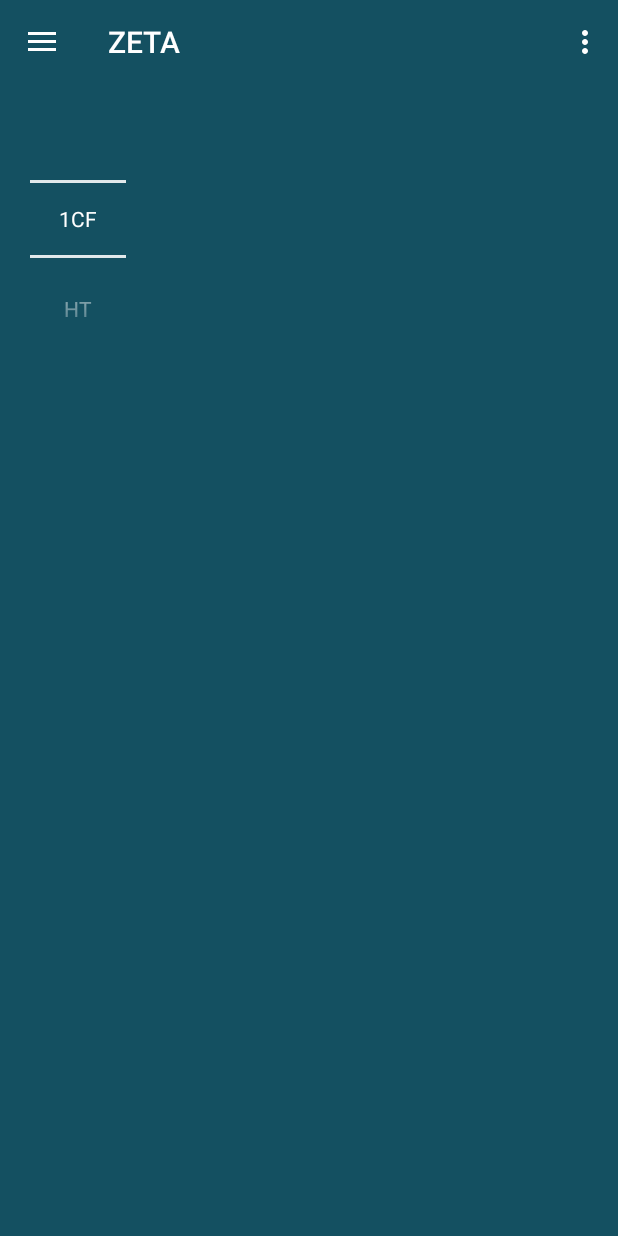
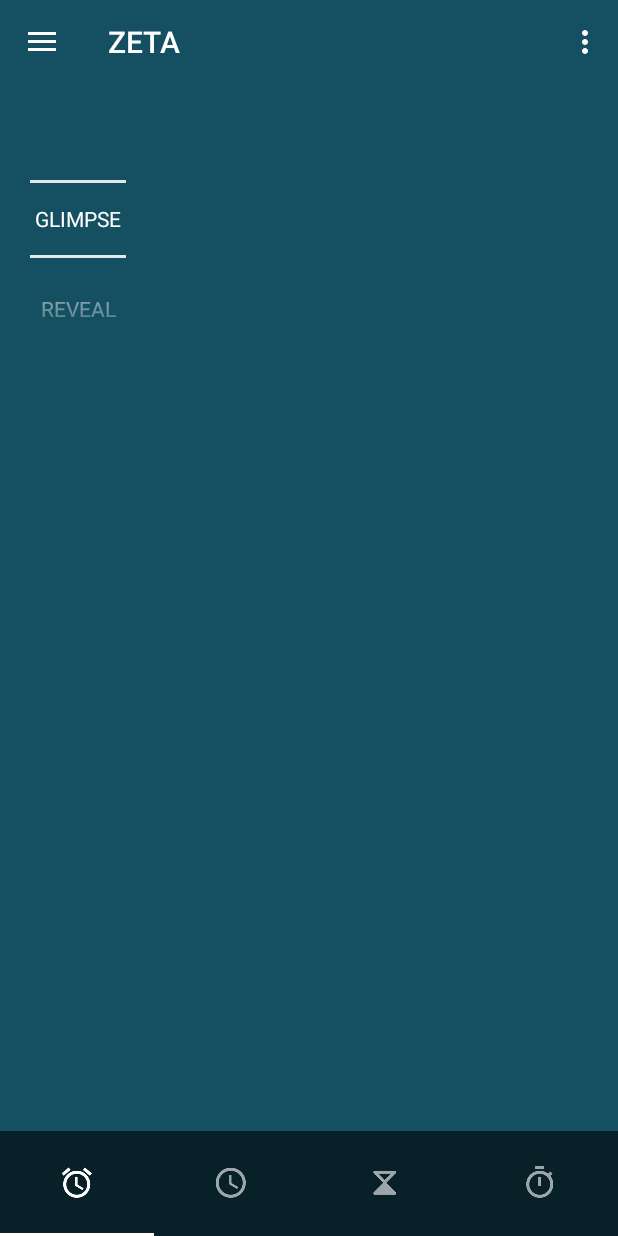
Before and after one commit to wojciechplesiak/codeparts, an Android app: the first screen one second after launch (DrawerActivity), on a phone screen of 412 x 824 dp. Before the commit the screen is almost empty. Run offline under Robolectric (Android 15) with nearby library versions, the phone set to English and light mode, and no system bars.

Commit message:
RC version. Zeta fragment for demonstration. Refactor PathView.

```diff
--- a/PlainViews/src/main/java/com/example/plainviews/DrawerActivity.java
+++ b/PlainViews/src/main/java/com/example/plainviews/DrawerActivity.java
@@ -46,9 +46,10 @@ public class DrawerActivity extends BaseActivity {
 		title = getTitle();
 
 		if (savedInstanceState == null) {
-			selectItem(INITIAL_POSITION);
+			selectItem(INITIAL_POSITION, false);
 			int color = Utils.getFragmentColor(this, INITIAL_POSITION);
 			drawerMenu.setBackgroundColor(color);
+			bottomBar.show();
 		}
 	}
 
@@ -160,6 +161,10 @@ public class DrawerActivity extends BaseActivity {
 
 	// TODO: (w.plesiak 2016-04-03) refactor this method. Create fragments in some organized way
 	private void selectItem(int position) {
+		selectItem(position, true);
+	}
+
+	private void selectItem(int position, boolean hideBottomBar) {
 		Fragment fragment;
 		switch (position) {
 			case 0:
@@ -180,7 +185,9 @@ public class DrawerActivity extends BaseActivity {
 		}
 		int color = Utils.getFragmentColor(this, position);
 		setBackgroundColor(color, true);
-		hideBottomBar();
+		if (hideBottomBar) {
+			hideBottomBar();
+		}
 
 		FragmentManager fragmentManager = getSupportFragmentManager();
 		fragmentManager.beginTransaction()
--- a/PlainViews/src/main/java/com/example/plainviews/dataadapter/ItemsViewHolder.java
+++ b/PlainViews/src/main/java/com/example/plainviews/dataadapter/ItemsViewHolder.java
@@ -56,8 +56,6 @@ public class ItemsViewHolder extends RecyclerView.ViewHolder implements View.OnC
 						.setCancelable(true)
 						.build()
 						.start();
-
-//				hideBottomBar(context);
 			}
 		});
 		cardItem.setOnLongClickListener(new View.OnLongClickListener() {
--- a/PlainViews/src/main/java/com/example/plainviews/ui/fragment/EtaFragment.java
+++ b/PlainViews/src/main/java/com/example/plainviews/ui/fragment/EtaFragment.java
@@ -1,7 +1,7 @@
 package com.example.plainviews.ui.fragment;
 
 import com.example.plainviews.R;
-import com.example.plainviews.widget.DullView;
+import com.example.plainviews.widget.PathView;
 import com.example.plainviews.widget.EmptyViewController;
 
 import android.os.Bundle;
@@ -33,11 +33,11 @@ public class EtaFragment extends BaseFragment {
 				.findViewById(R.id.content_frame), v.findViewById(R.id.one_empty_view));
 		emptyViewController.setEmpty(false);
 
-		final DullView dullView = (DullView) v.findViewById(R.id.path_view);
+		final PathView pathView = (PathView) v.findViewById(R.id.path_view);
 		mainLayout.setOnClickListener(new View.OnClickListener() {
 			@Override
 			public void onClick(View v) {
-				dullView.reveal();
+				pathView.reveal();
 			}
 		});
 
--- a/PlainViews/src/main/java/com/example/plainviews/ui/fragment/ZetaFragment.java
+++ b/PlainViews/src/main/java/com/example/plainviews/ui/fragment/ZetaFragment.java
@@ -1,19 +1,37 @@
 package com.example.plainviews.ui.fragment;
 
+import com.example.plainviews.AnimatorUtils;
 import com.example.plainviews.DrawerActivity;
 import com.example.plainviews.R;
+import com.example.plainviews.Utils;
+import com.example.plainviews.ui.glimpse.Glimpse;
 import com.example.plainviews.widget.EmptyViewController;
+import com.example.plainviews.widget.PathView;
 
+import android.graphics.Path;
+import android.graphics.Point;
 import android.os.Bundle;
+import android.view.Display;
 import android.view.LayoutInflater;
 import android.view.View;
 import android.view.ViewGroup;
 import android.widget.NumberPicker;
 
+import java.util.ArrayList;
+import java.util.List;
+
 /**
  * Sample fragment to be removed or edited with some proper implementation.
  */
 public class ZetaFragment extends BaseFragment {
+
+	private final static int TOP_OFFSET = 200;
+
+	private NumberPicker numberPicker;
+	private PathView pathView;
+	private ViewGroup sampleViewGroup;
+
+	private boolean numberPickerFinishedMoving = true;
 
 	public ZetaFragment() {
 	}
@@ -42,11 +60,87 @@ public class ZetaFragment extends BaseFragment {
 			}
 		});
 
-		NumberPicker numberPicker = (NumberPicker) v.findViewById(R.id.number_picker);
-		numberPicker.setMinValue(1);
-		numberPicker.setMaxValue(3);
-		numberPicker.setDisplayedValues(new String[]{"1CF", "HT", "OTHER"});
+		numberPicker = (NumberPicker) v.findViewById(R.id.number_picker);
+		pathView = (PathView) v.findViewById(R.id.path_view);
+		sampleViewGroup = (ViewGroup) v.findViewById(R.id.sampleViewGroup);
+
+		setMockedDataToNumberPicker();
+		setMockedPathView();
 
 		return v;
 	}
+
+	private void setMockedPathView() {
+		Display display = getActivity().getWindowManager().getDefaultDisplay();
+		Point size = new Point();
+		display.getSize(size);
+		int width = size.x;
+
+		List<Path> paths = new ArrayList<>();
+		Path path = new Path();
+		path.addRect(width / 2 - 250, TOP_OFFSET, width / 2 + 250, TOP_OFFSET + 200, Path
+				.Direction.CW);
+		paths.add(path);
+
+		paths.addAll(pathView.getStringPaths("PUSH", width / 2 - 120, TOP_OFFSET + 130));
+
+		pathView.setPaths(paths);
+
+		pathView.setOnClickListener(new View.OnClickListener() {
+			@Override
+			public void onClick(View v) {
+				switch (numberPicker.getValue()) {
+					case 0:
+						Glimpse.error(getContext(), "Say hello to error Glimpse!").show();
+						break;
+					case 1:
+						AnimatorUtils.createReveal(getContext(), pathView, Utils.getColor
+								(getContext(), R.color.anthracite))
+								.withText("Action", "Performed")
+								.build()
+								.start();
+						break;
+					case 2:
+						AnimatorUtils.createReveal(getContext(), sampleViewGroup, Utils.getColor
+								(getContext(), R.color.color_accent))
+								.fitInContainer(sampleViewGroup)
+								.withText("Inner", "Reveal")
+								.setCancelable(true)
+								.build()
+								.start();
+						break;
+				}
+			}
+		});
+	}
+
+	private void setMockedDataToNumberPicker() {
+		numberPicker.setMinValue(0);
+		numberPicker.setMaxValue(2);
+		numberPicker.setDisplayedValues(new String[]{"GLIMPSE", "REVEAL", "INNER"});
+		numberPicker.setOnScrollListener(new NumberPicker.OnScrollListener() {
+			@Override
+			public void onScrollStateChange(NumberPicker view, int scrollState) {
+				if (scrollState != SCROLL_STATE_IDLE) {
+					pathView.setVisibility(View.GONE);
+					numberPickerFinishedMoving = false;
+				} else {
+					pathView.setVisibility(View.VISIBLE);
+					pathView.reveal();
+					numberPickerFinishedMoving = true;
+				}
+			}
+		});
+		numberPicker.setOnValueChangedListener(new NumberPicker.OnValueChangeListener() {
+			@Override
+			public void onValueChange(NumberPicker picker, int oldVal, int newVal) {
+				if (numberPickerFinishedMoving) {
+					pathView.setVisibility(View.VISIBLE);
+					pathView.reveal();
+				}
+			}
+		});
+	}
+
+
 }
--- a/PlainViews/src/main/java/com/example/plainviews/widget/BottomBar.java
+++ b/PlainViews/src/main/java/com/example/plainviews/widget/BottomBar.java
@@ -75,6 +75,15 @@ public class BottomBar {
 	}
 
 	/**
+	 * Shows bottom bar with animation.
+	 */
+	public void show() {
+		if (bottomBarDragLayout != null) {
+			bottomBarDragLayout.showBottomBar();
+		}
+	}
+
+	/**
 	 * Adds tab to BottomBar's tab layout. Don't forget to call #initTabsListener() when you are
 	 * done
 	 * initializing tabs.
--- a/PlainViews/src/main/java/com/example/plainviews/widget/BottomBarDragLayout.java
+++ b/PlainViews/src/main/java/com/example/plainviews/widget/BottomBarDragLayout.java
@@ -125,12 +125,12 @@ public class BottomBarDragLayout extends RelativeLayout {
 		this(context, attrs, 0);
 	}
 
-	public BottomBarDragLayout(Context context, AttributeSet attrs, int defStyle) {
-		super(context, attrs, defStyle);
+	public BottomBarDragLayout(Context context, AttributeSet attrs, int defStyleAttr) {
+		super(context, attrs, defStyleAttr);
 		dragHelper = ViewDragHelper.create(this, DRAG_SENSITIVITY, new DragHelperCallback());
 
 		final TypedArray a = context.obtainStyledAttributes(attrs, R.styleable.BottomBarDragLayout,
-				defStyle, 0);
+				defStyleAttr, 0);
 
 		autoDismiss = a.getBoolean(R.styleable.BottomBarDragLayout_autoDismiss, false);
 		dismissAfter = a.getInt(R.styleable.BottomBarDragLayout_dismissAfter,
--- /dev/null
+++ b/PlainViews/src/main/java/com/example/plainviews/widget/PathView.java
@@ -0,0 +1,206 @@
+package com.example.plainviews.widget;
+
+import com.example.plainviews.R;
+import com.example.plainviews.Utils;
+
+import android.animation.ObjectAnimator;
+import android.content.Context;
+import android.content.res.TypedArray;
+import android.graphics.Canvas;
+import android.graphics.Paint;
+import android.graphics.Path;
+import android.graphics.PathMeasure;
+import android.graphics.Region;
+import android.util.AttributeSet;
+import android.view.View;
+
+import java.util.ArrayList;
+import java.util.List;
+
+/**
+ *
+ */
+public class PathView extends View {
+
+	private final static float FADE_FACTOR = 10.0f;
+	private final static float PHASE_MIN = 0.0f;
+	private final static float PHASE_MAX = 1.0f;
+	private final static float ALPHA_MAX = 255.0f;
+	private final static int REVEAL_DURATION = 2000;
+	private final static int TEXT_SIZE_DEFAULT = 80;
+	private final static int STROKE_WIDTH_DEFAULT = 2;
+	private final static String EMPTY = "";
+
+	private final Paint paint = new Paint(Paint.ANTI_ALIAS_FLAG);
+	private List<PathItem> paths = new ArrayList<>(0);
+
+	private int duration;
+	private int pathColor;
+	private float fadeFactor;
+	private float textSize;
+	private float strokeWidth;
+
+
+	private float phase = 1.0f;
+
+	private final Object svgLock = new Object();
+
+	public PathView(Context context, AttributeSet attrs) {
+		this(context, attrs, 0);
+	}
+
+	public PathView(Context context, AttributeSet attrs, int defStyleAttr) {
+		super(context, attrs, defStyleAttr);
+
+		final TypedArray a = context.obtainStyledAttributes(attrs, R.styleable.PathView,
+				defStyleAttr, 0);
+
+		pathColor = a.getColor(R.styleable.PathView_pathColor, Utils.getColor(context, R.color
+				.white));
+		textSize = a.getDimensionPixelSize(R.styleable.PathView_textSize, TEXT_SIZE_DEFAULT);
+		strokeWidth = a.getDimensionPixelSize(R.styleable.PathView_strokeWidth,
+				STROKE_WIDTH_DEFAULT);
+		duration = a.getInt(R.styleable.PathView_duration, REVEAL_DURATION);
+		fadeFactor = a.getFloat(R.styleable.PathView_fadeFactor, FADE_FACTOR);
+
+		a.recycle();
+
+		setupPaint();
+	}
+
+	private void setupPaint() {
+		paint.setStyle(Paint.Style.STROKE);
+		paint.setStrokeWidth(strokeWidth);
+		paint.setColor(pathColor);
+		paint.setTextSize(textSize);
+	}
+
+
+	private void updatePathsPhaseLocked() {
+		final int count = paths.size();
+		for (int i = 0; i < count; i++) {
+			PathItem pathItem = paths.get(i);
+			pathItem.path.reset();
+			pathItem.measure.getSegment(0.0f, pathItem.length * phase, pathItem.path, true);
+			// Required only for Android 4.4 and earlier
+			pathItem.path.rLineTo(0.0f, 0.0f);
+		}
+	}
+
+	/** Sets the current phase of the path.
+	 *
+	 * Note: do not remove this method although IDE marks is as not used. It is being called by
+	 * animation. */
+	public void setPhase(float phase) {
+		this.phase = phase;
+		synchronized (svgLock) {
+			updatePathsPhaseLocked();
+		}
+		invalidate();
+	}
+
+	@Override
+	protected void onSizeChanged(final int w, final int h, int oldw, int oldh) {
+		super.onSizeChanged(w, h, oldw, oldh);
+
+		synchronized (svgLock) {
+			if (paths.isEmpty()) {
+				setupMockedPathsForViewport(w - getPaddingLeft() - getPaddingRight(),
+						h - getPaddingTop() - getPaddingBottom());
+				updatePathsPhaseLocked();
+			}
+		}
+	}
+
+	private void setupMockedPathsForViewport(final int width, final int height) {
+		// TODO: (w.plesiak 2016-04-03) remove and add methods to set a text from outside
+		paths.clear();
+
+		Path path = new Path();
+		path.addCircle(width / 2 + 70, 300, 120, Path.Direction.CW);
+		paths.add(new PathItem(path, paint));
+		paths.addAll(getStringPathItems("1CF", width / 2, 330));
+		paths.addAll(getStringPathItems("Having fun with paths", 50, 700));
+		paths.addAll(getStringPathItems("and text :)", 50, 830));
+	}
+
+	/**
+	 * Sets paths to be drawn.
+	 * @param rawPaths
+	 */
+	public void setPaths(List<Path> rawPaths) {
+		paths.clear();
+		for (Path path : rawPaths) {
+			this.paths.add(new PathItem(path, paint));
+		}
+	}
+
+	public List<Path> getStringPaths(String str, final int x, final int y) {
+		List<Path> paths = new ArrayList<>();
+		String[] letters = str.split(EMPTY);
+		Region region = new Region();
+		int offset = 0;
+		for (int i = 1; i < letters.length; i++) {
+			android.graphics.Path path = new android.graphics.Path();
+			paint.getTextPath(letters[i], 0, 1, x + offset, y, path);
+			region.setPath(path, PathItem.MAX_CLIP);
+			offset += region.getBounds().width() + 20;
+			paths.add(path);
+		}
+		return paths;
+	}
+
+	private List<PathItem> getStringPathItems(String str, final int x, final int y) {
+		List<Path> paths = getStringPaths(str, x, y);
+		List<PathItem> pathItems = new ArrayList<>();
+		for (Path path : paths) {
+			pathItems.add(new PathItem(path, paint));
+		}
+		return pathItems;
+	}
+
+	@Override
+	protected void onDraw(Canvas canvas) {
+		super.onDraw(canvas);
+
+		synchronized (svgLock) {
+			canvas.save();
+			final int count = paths.size();
+			for (int i = 0; i < count; i++) {
+				PathItem pathItem = paths.get(i);
+
+				// We use the fade factor to speed up the alpha animation
+				int alpha = (int) (Math.min(phase * fadeFactor, PHASE_MAX) * ALPHA_MAX);
+				pathItem.paint.setAlpha(alpha);
+
+				canvas.drawPath(pathItem.path, pathItem.paint);
+			}
+			canvas.restore();
+		}
+	}
+
+	public void reveal() {
+		ObjectAnimator svgAnimator = ObjectAnimator.ofFloat(this, "phase", PHASE_MIN, PHASE_MAX);
+		svgAnimator.setDuration(duration);
+		svgAnimator.start();
+	}
+
+	public static class PathItem {
+		public static final Region MAX_CLIP = new Region(
+				Integer.MIN_VALUE, Integer.MIN_VALUE,
+				Integer.MAX_VALUE, Integer.MAX_VALUE);
+
+		final Path path;
+		final Paint paint;
+		final float length;
+		final PathMeasure measure;
+
+		PathItem(Path path, Paint paint) {
+			this.path = path;
+			this.paint = paint;
+
+			measure = new PathMeasure(path, false);
+			this.length = measure.getLength();
+		}
+	}
+}
--- a/PlainViews/src/main/res/layout/eta_fragment.xml
+++ b/PlainViews/src/main/res/layout/eta_fragment.xml
@@ -10,7 +10,7 @@
         android:layout_width="match_parent"
         android:layout_height="match_parent">
 
-        <com.example.plainviews.widget.DullView
+        <com.example.plainviews.widget.PathView
             android:id="@+id/path_view"
             android:layout_width="match_parent"
             android:layout_height="match_parent"
--- a/PlainViews/src/main/res/layout/zeta_fragment.xml
+++ b/PlainViews/src/main/res/layout/zeta_fragment.xml
@@ -1,23 +1,38 @@
 <?xml version="1.0" encoding="utf-8"?>
 <FrameLayout
     xmlns:android="http://schemas.android.com/apk/res/android"
+    xmlns:app="http://schemas.android.com/apk/res-auto"
     android:id="@+id/main"
     android:layout_width="match_parent"
     android:layout_height="match_parent">
 
-    <FrameLayout
+    <LinearLayout
         android:id="@+id/content_frame"
         android:layout_width="match_parent"
-        android:layout_height="match_parent">
+        android:layout_height="match_parent"
+        android:orientation="vertical">
 
         <NumberPicker
             android:id="@+id/number_picker"
             android:layout_width="wrap_content"
             android:layout_height="wrap_content"
             android:descendantFocusability="blocksDescendants"
-            android:layout_marginLeft="20dp"/>
+            android:layout_marginLeft="20dp" />
 
-    </FrameLayout>
+        <FrameLayout
+            android:id="@+id/sampleViewGroup"
+            android:layout_width="200dp"
+            android:layout_height="100dp"
+            android:layout_gravity="center"/>
+
+        <com.example.plainviews.widget.PathView
+            android:id="@+id/path_view"
+            android:layout_width="wrap_content"
+            android:layout_height="wrap_content"
+            android:visibility="gone"
+            app:duration="400" />
+
+    </LinearLayout>
 
     <include layout="@layout/one_empty_view" />
 
```
Also changed, not shown: PlainViews/src/main/java/com/example/plainviews/widget/DullView.java (deleted, +0 -159 lines), PlainViews/src/main/res/values/attrs.xml (+18 -5 lines).
